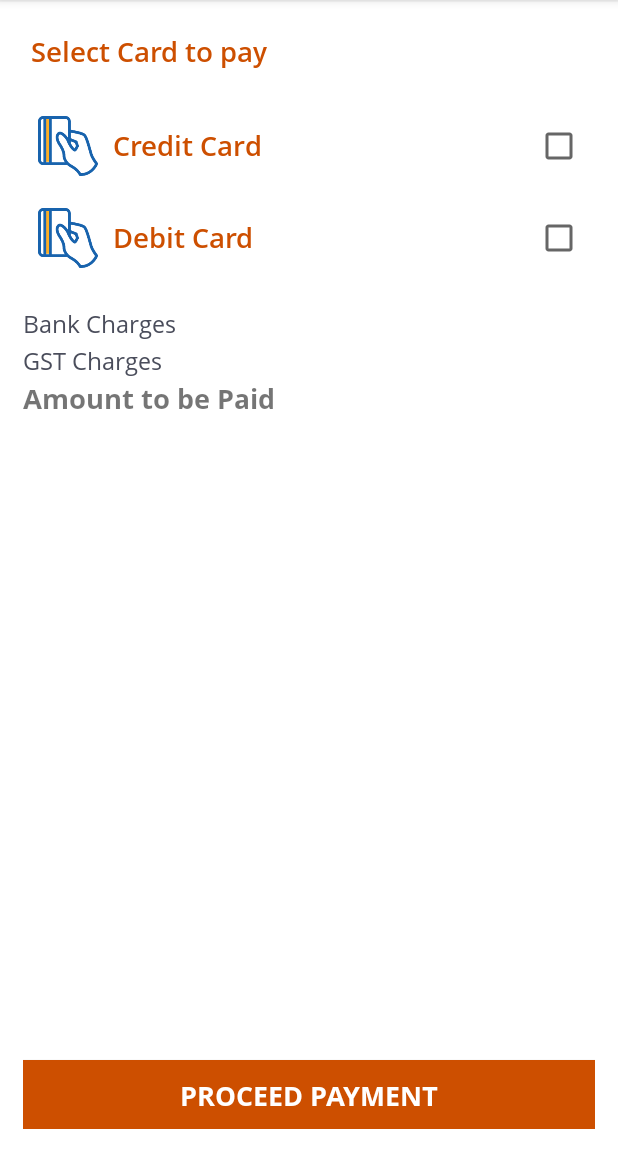
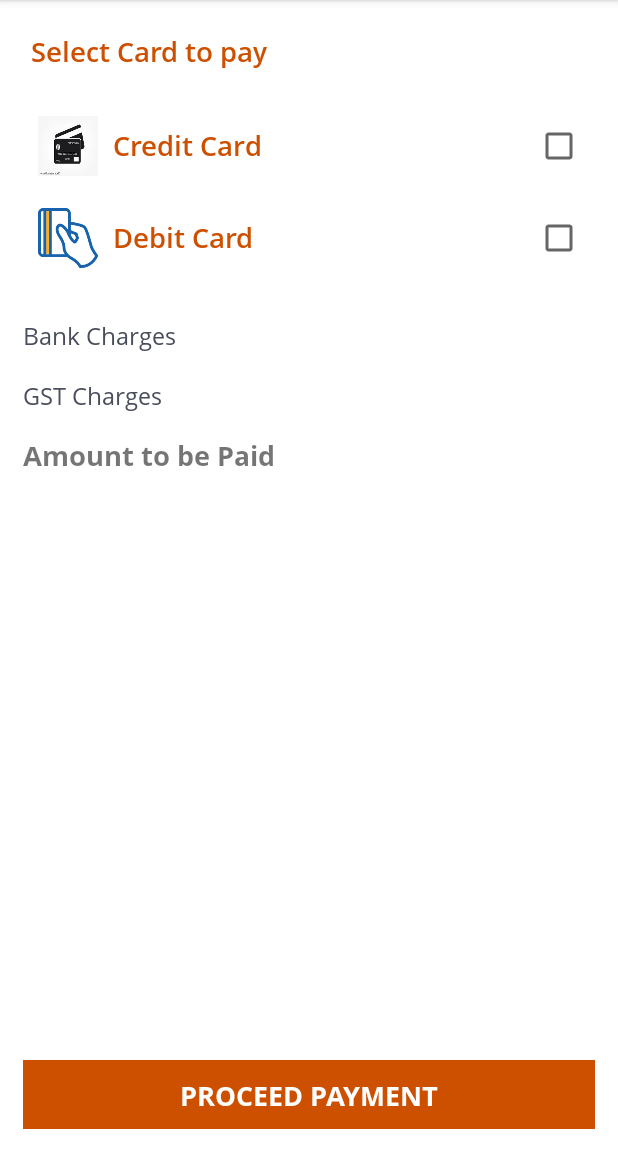
Before and after one commit to anyemiuser/OmOwner-master-110819-1131, an Android app: the CreditAndDebitCardActivity screen opened directly, with no data from a screen before it, on a phone screen of 412 x 824 dp, the part 84-1236 px from its top. Run offline under Robolectric (Android 15) with nearby library versions, the phone set to English and light mode, and no system bars; libraries missing offline, so code that uses them is left out: com.agsindia.mpos_integration; 1 statement that could not run was skipped.

Commit message:
Bug fixes # teja

```diff
--- a/app/src/main/java/org/sairaa/omowner/payment/connection/Connection.java
+++ b/app/src/main/java/org/sairaa/omowner/payment/connection/Connection.java
@@ -81,7 +81,7 @@ public class Connection {
         //String accessToken = SharedPreferenceUtil.getAccessToken(context);
 
         try {
-            //initSsl(context);
+            initSsl(context);
             HttpURLConnection.setFollowRedirects(false);
             connection = (HttpURLConnection) new URL(url).openConnection();
             connection.setDoOutput(true);
@@ -173,7 +173,7 @@ public class Connection {
             AppLogs.log(TAG, url);
 
             try {
-                //initSsl(aContext);
+                initSsl(aContext);
                 connection = (HttpURLConnection) new URL(url).openConnection();
                 // connection.setDoOutput(true);
                 connection.setRequestMethod("GET");
@@ -225,7 +225,7 @@ public class Connection {
 
             CertificateFactory cf = CertificateFactory.getInstance("X.509");
             BufferedInputStream caInputNew = new BufferedInputStream(aContext.getAssets()
-                    .open("anyemi_com.crt"));
+                    .open("www.anyemi.com.crt"));
 
             Certificate caNew;
             try {
--- a/app/src/main/res/layout/activity_payment_credit_debit.xml
+++ b/app/src/main/res/layout/activity_payment_credit_debit.xml
@@ -1,7 +1,6 @@
 <?xml version="1.0" encoding="utf-8"?>
 <android.support.design.widget.CoordinatorLayout xmlns:android="http://schemas.android.com/apk/res/android"
     xmlns:app="http://schemas.android.com/apk/res-auto"
-    xmlns:tools="http://schemas.android.com/tools"
     android:layout_width="match_parent"
     android:layout_height="match_parent">
 
@@ -47,7 +46,6 @@
                     android:layout_height="wrap_content"
                     android:orientation="vertical"
                     android:padding="5dp">
-
 
 
                     <TextView
@@ -194,7 +192,7 @@
                             android:layout_width="40dp"
                             android:layout_height="40dp"
                             android:layout_margin="10dp"
-                            android:background="@drawable/cardhdpi" />
+                            android:background="@drawable/cc_d" />
 
                         <TextView
                             style="@style/textRoom"
@@ -226,8 +224,7 @@
                             android:layout_width="40dp"
                             android:layout_height="40dp"
                             android:layout_margin="10dp"
-                            android:background="@drawable/cardhdpi"
-                           />
+                            android:background="@drawable/cardhdpi" />
 
                         <TextView
                             style="@style/textRoom"
@@ -253,9 +250,8 @@
 
                 <LinearLayout
                     android:layout_width="match_parent"
-                    android:layout_height="wrap_content"
-                    android:orientation="horizontal"
-                    >
+                    android:layout_height="40dp"
+                    android:orientation="horizontal">
 
 
                     <TextView
@@ -280,9 +276,8 @@
 
                 <LinearLayout
                     android:layout_width="match_parent"
-                    android:layout_height="wrap_content"
-                    android:orientation="horizontal"
-                    >
+                    android:layout_height="40dp"
+                    android:orientation="horizontal">
 
 
                     <TextView
@@ -306,7 +301,7 @@
 
                 <LinearLayout
                     android:layout_width="match_parent"
-                    android:layout_height="wrap_content"
+                    android:layout_height="40dp"
                     android:orientation="horizontal">
 
 
```
Also changed, not shown: app/src/main/java/org/sairaa/omowner/payment/instamojo/InstamojoActivity.java (+5 -5 lines), app/src/main/res/drawable/cc_d.jpeg (added), 1 other file. Lines whose indentation alone changed are shown as unchanged.
